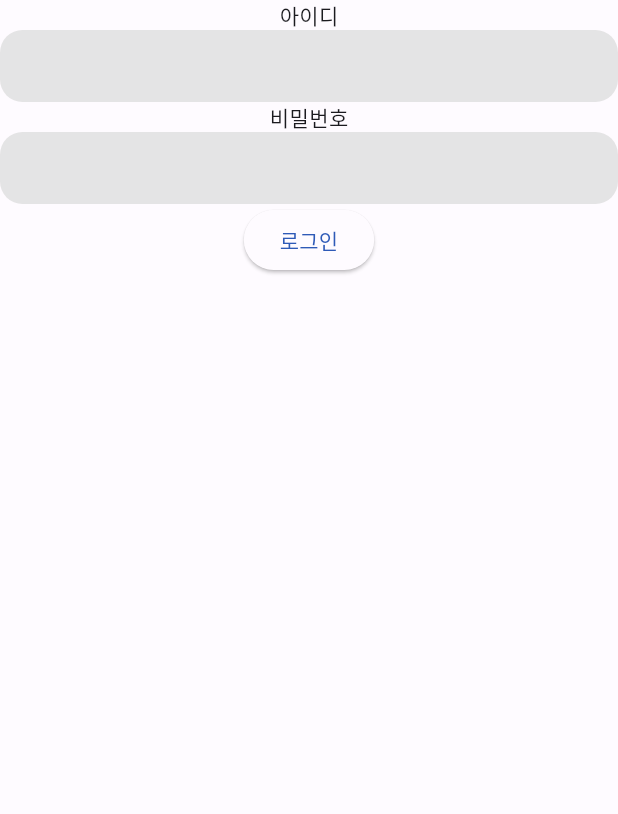
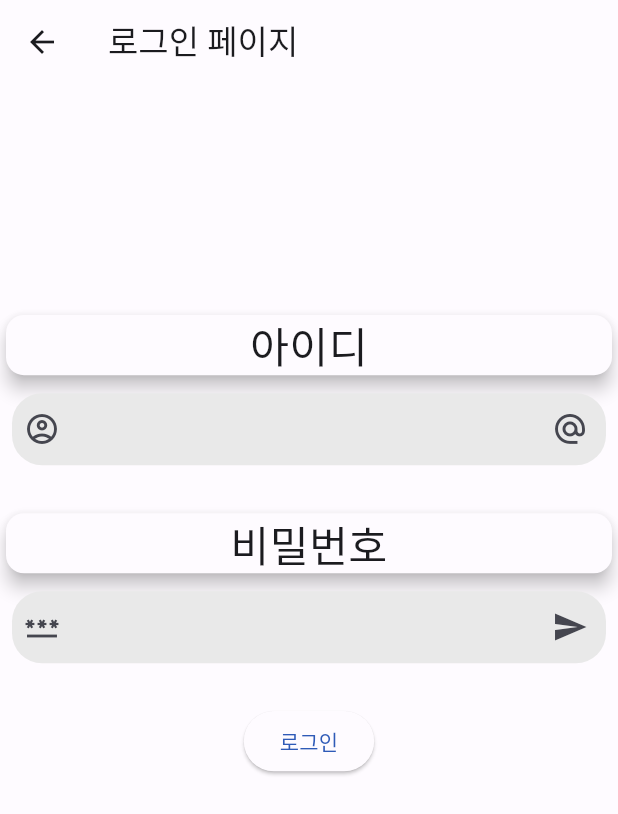
Before and after one commit to SoonhanSaram/flutter_bbs, a Flutter app: the screen it shows after launch, after a tap on "로그인", on a phone screen of 412 x 824 dp. Shown: the top 814 px of the screen. Run offline on Flutter 3.47's test engine with Material 2 defaults, Android fonts, the phone set to English and light mode, and no system bars; our stand-ins replace flutter_secure_storage; network calls fail; statements that could not run were skipped.

Commit message:
댓글 삭제 기능 구현

```diff
--- a/lib/comps/index.dart
+++ b/lib/comps/index.dart
@@ -1,7 +1,7 @@
 import 'package:animations/animations.dart';
 import 'package:flutter/material.dart';
-import 'package:flutter_bbs/comps/board_list.dart';
 import 'package:flutter_bbs/comps/main_list.dart';
+import 'package:flutter_bbs/comps/post_list.dart';
 import 'package:flutter_bbs/provider/functions_basic.dart';
 import 'package:flutter_bbs/provider/functions_user.dart';
 import 'package:flutter_bbs/widgets/button.dart';
@@ -105,7 +105,7 @@ class _OpenContainerWrapper extends StatelessWidget {
     return OpenContainer<bool>(
       transitionType: transitionType,
       openBuilder: (BuildContext context, VoidCallback _) {
-        return const BoardList();
+        return const PostList();
       },
       onClosed: onClosed,
       tappable: false,
--- a/lib/comps/login.dart
+++ b/lib/comps/login.dart
@@ -1,7 +1,8 @@
 import 'package:flutter/material.dart';
-import 'package:flutter_bbs/comps/join.dart';
 import 'package:flutter_bbs/provider/functions_user.dart';
 import 'package:flutter_bbs/widgets/button.dart';
+import 'package:flutter_bbs/widgets/custom_textfield.dart';
+import 'package:flutter_bbs/widgets/title_card.dart';
 import 'package:provider/provider.dart';
 
 class LoginPage extends StatelessWidget {
@@ -12,39 +13,44 @@ class LoginPage extends StatelessWidget {
     FunctionsUser functionsUser = Provider.of<FunctionsUser>(context, listen: true);
     return SafeArea(
       child: Scaffold(
-        body: Column(
-          mainAxisAlignment: MainAxisAlignment.start,
+        appBar: AppBar(
+          title: const Text("로그인 페이지"),
+        ),
+        body: SingleChildScrollView(
+          child: Column(
+            mainAxisAlignment: MainAxisAlignment.center,
             children: [
-            const Text("아이디"),
-            ContainerTextField(
-              child: TextField(
-                onChanged: (value) {
-                  functionsUser.chekRegExpression("email", value);
-                },
-                decoration: const InputDecoration(
-                  border: InputBorder.none,
+              const SizedBox(
+                height: 150,
               ),
-                controller: functionsUser.loginIdController,
+              titleCard(title: "아이디"),
+              CustomTextfield(
+                onChangedFunction: () {},
+                leadingIcon: Icons.account_circle_outlined,
+                surfixIcon: Icons.alternate_email_outlined,
+                onTapFunction: () {},
+                textEditingController: functionsUser.loginIdController,
               ),
+              const SizedBox(
+                height: 20,
               ),
-            const Text("비밀번호"),
-            ContainerTextField(
-              child: TextField(
+              titleCard(title: "비밀번호"),
+              CustomTextfield(
+                leadingIcon: Icons.password_outlined,
                 obscureText: true,
-                decoration: const InputDecoration(
-                  border: InputBorder.none,
+                onChangedFunction: () {},
+                onTapFunction: () {},
+                textEditingController: functionsUser.loginPasswrdController,
               ),
-                onChanged: (value) {
-                  functionsUser.chekRegExpression("password", functionsUser.passwrdController.text);
-                },
-                controller: functionsUser.loginPasswrdController,
-              ),
+              const SizedBox(
+                height: 20,
               ),
               VariousButton(
                 buttonTitle: "로그인",
                 function: () => functionsUser.loginUser(context),
-            )
+              ),
             ],
+          ),
         ),
       ),
     );
--- a/lib/main.dart
+++ b/lib/main.dart
@@ -1,11 +1,11 @@
 import 'package:flutter/material.dart';
 import 'package:flutter_bbs/color_schemes.g.dart';
-import 'package:flutter_bbs/comps/board_list.dart';
+import 'package:flutter_bbs/comps/post_list.dart';
 import 'package:flutter_bbs/comps/index.dart';
 import 'package:flutter_bbs/comps/join.dart';
 import 'package:flutter_bbs/comps/login.dart';
 import 'package:flutter_bbs/comps/post_detail.dart';
-import 'package:flutter_bbs/comps/write_post.dart';
+import 'package:flutter_bbs/comps/post_write_page.dart';
 import 'package:flutter_bbs/provider/functions_basic.dart';
 import 'package:flutter_bbs/provider/functions_post.dart';
 import 'package:flutter_bbs/provider/functions_reply.dart';
@@ -68,8 +68,8 @@ class FlutterBbs extends StatelessWidget {
         initialRoute: '/',
         routes: {
           '/': (context) => const Index(),
-          '/board': (context) => const BoardList(),
-          '/writePost': (context) => const WritingPost(),
+          '/board': (context) => const PostList(),
+          '/writePost': (context) => const PostWritePage(),
           '/postDetail': (context) => const PostDetail(),
           '/join': (context) => const JoinPage(),
           '/login': (context) => const LoginPage(),
--- a/lib/provider/functions_user.dart
+++ b/lib/provider/functions_user.dart
@@ -134,8 +134,7 @@ class FunctionsUser extends ChangeNotifier {
 
     tokenUpdate();
     // controller clear
-    loginIdController.clear();
-    loginPasswrdController.clear();
+    controllersClear();
 
     Navigator.pop(context);
   }
--- a/lib/widgets/custom_textfield.dart
+++ b/lib/widgets/custom_textfield.dart
@@ -9,9 +9,12 @@ class CustomTextfield extends StatelessWidget {
     this.hintText = "",
     this.leadingIcon = Icons.search,
     this.surfixIcon = Icons.send,
+    this.obscureText = false,
+    required this.onChangedFunction,
     required this.onTapFunction,
     required this.textEditingController,
   });
+  bool obscureText;
   double margin;
   double padding;
   double borderRadius;
@@ -19,7 +22,9 @@ class CustomTextfield extends StatelessWidget {
   IconData leadingIcon;
   IconData surfixIcon;
   Function onTapFunction;
+  Function onChangedFunction;
   TextEditingController textEditingController;
+
   @override
   Widget build(BuildContext context) {
     return Container(
@@ -32,6 +37,8 @@ class CustomTextfield extends StatelessWidget {
       child: Padding(
         padding: EdgeInsets.only(left: padding),
         child: TextField(
+          obscureText: obscureText,
+          onChanged: onChangedFunction(),
           controller: textEditingController,
           decoration: InputDecoration(
             border: InputBorder.none,
```
Also changed, not shown: lib/comps/post_detail.dart (+10 -2 lines), lib/comps/post_list.dart (renamed from lib/comps/board_list.dart, +5 -5 lines), lib/comps/post_write_page.dart (renamed from lib/comps/write_post.dart, +4 -4 lines), lib/provider/functions_post.dart (+6 -3 lines), lib/provider/functions_reply.dart (+21 -19 lines), lib/transitions/router_transition.dart (added, +17 -0 lines), lib/widgets/custom_popup.dart (added, +32 -0 lines), lib/widgets/custom_snackbar.dart (added, +16 -0 lines), lib/widgets/reply.dart (+53 -10 lines), 2 other files. Lines whose indentation alone changed are shown as unchanged.
